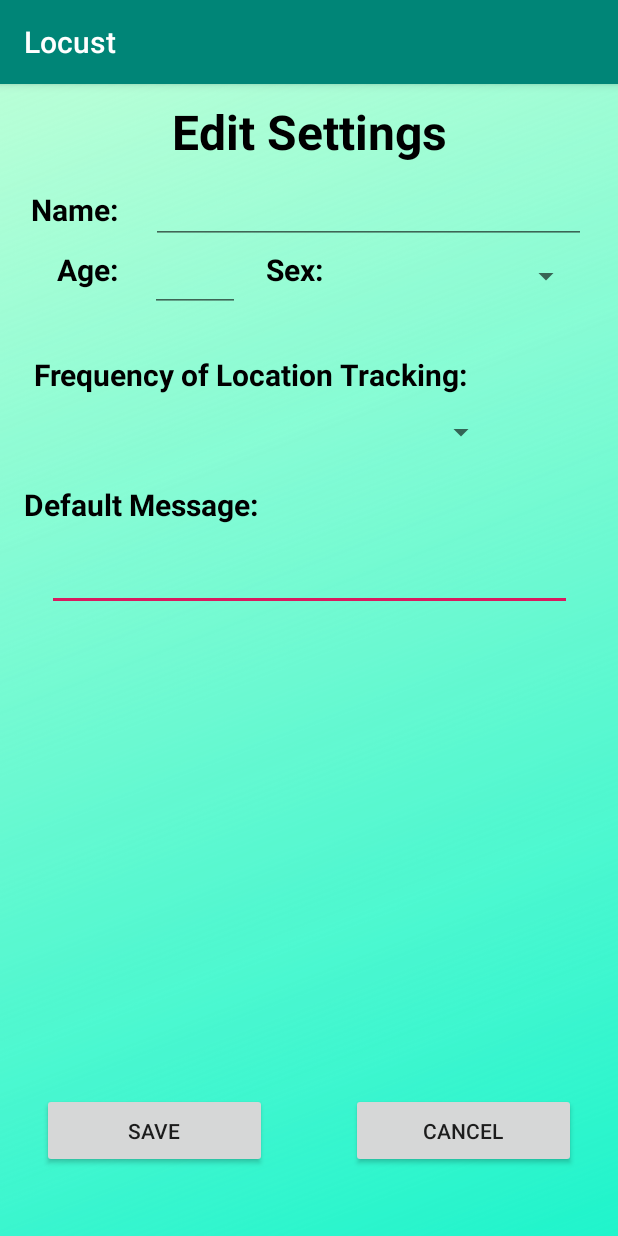
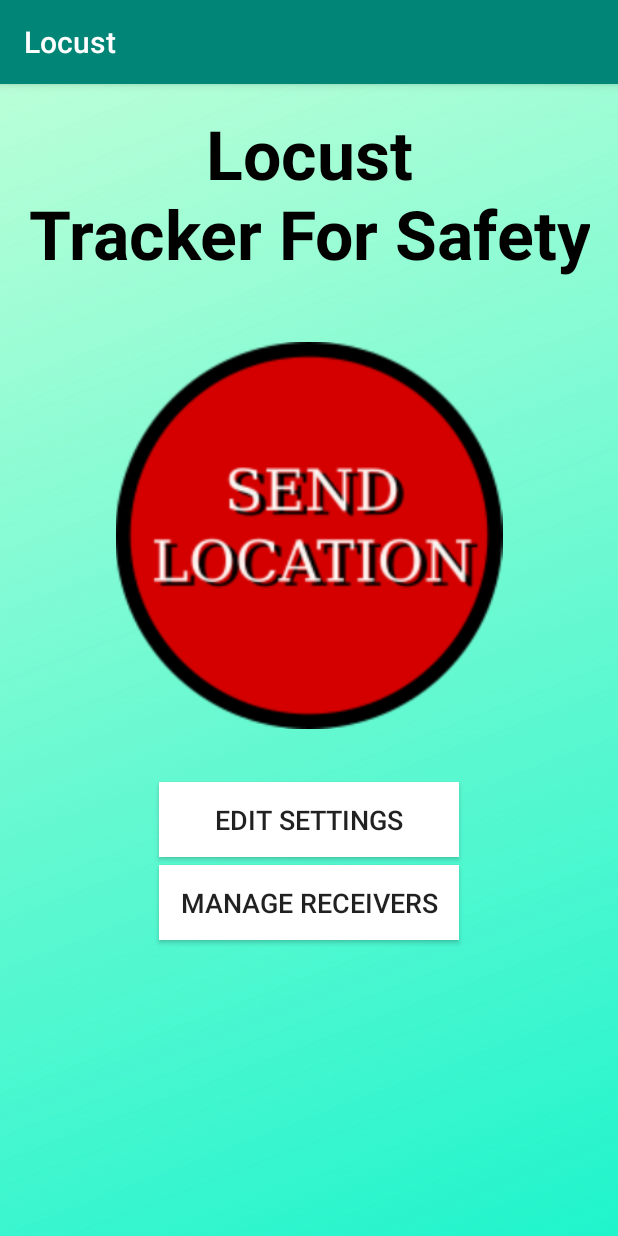
Before and after one commit to manologhernandez/LOCUST, an Android app: the EditSettingsActivity screen opened directly, with no data from a screen before it, after a tap on "CANCEL", on a phone screen of 412 x 824 dp. Run offline under Robolectric (Android 15) with nearby library versions, the phone set to English and light mode, and no system bars; libraries missing offline, so code that uses them is left out: org.json.simple; 1 statement that could not run was skipped.

Commit message:
Edit Settings Works

```diff
--- a/app/src/main/java/com/example/cs192sprint1/EditSettingsActivity.java
+++ b/app/src/main/java/com/example/cs192sprint1/EditSettingsActivity.java
@@ -27,6 +27,10 @@ import android.widget.Toast;
 import androidx.appcompat.app.AppCompatActivity;
 
 import org.json.JSONException;
+import org.json.simple.JSONObject;
+import org.json.simple.parser.ParseException;
+
+import java.io.IOException;
 
 public class EditSettingsActivity extends AppCompatActivity implements AdapterView.OnItemSelectedListener {
 
@@ -36,22 +40,48 @@ public class EditSettingsActivity extends AppCompatActivity implements AdapterVi
           setContentView(R.layout.activity_edit_settings);
 
           final Spinner sexArray = findViewById(R.id.editSettingsInputSex);
-          ArrayAdapter<CharSequence> adapter = ArrayAdapter.createFromResource(this, R.array.sex, android.R.layout.simple_spinner_item);
-          adapter.setDropDownViewResource(android.R.layout.simple_spinner_dropdown_item);
-          sexArray.setAdapter(adapter);
-          sexArray.setOnItemSelectedListener(this);
-
           final Spinner freqArray = findViewById(R.id.editSettingsInputFreq);
-          ArrayAdapter<CharSequence> adapter2 = ArrayAdapter.createFromResource(this, R.array.freq, android.R.layout.simple_spinner_item);
-          adapter2.setDropDownViewResource(android.R.layout.simple_spinner_dropdown_item);
-          freqArray.setAdapter(adapter2);
-          freqArray.setOnItemSelectedListener(this);
-
           final EditText name = findViewById(R.id.editSettingsInputName);
           final EditText age = findViewById(R.id.editSettingsInputAge);
           final EditText defaultMsg = findViewById(R.id.editTextInputDefMes);
+          final Button cancelBtn = findViewById(R.id.editSettingsCancel);
+          final Button saveBtn = findViewById(R.id.editSettingsSave);
+          ArrayAdapter<CharSequence> sexAdapter;
+          ArrayAdapter<CharSequence> freqAdapter;
+          final Settings s = new Settings(getApplicationContext());
+          JSONObject currentSettings;
+          int spinnerPos1, spinnerPos2;
 
-          Button cancelBtn = findViewById(R.id.editSettingsCancel);
+          sexAdapter = ArrayAdapter.createFromResource(this, R.array.sex, android.R.layout.simple_spinner_item);
+          sexAdapter.setDropDownViewResource(android.R.layout.simple_spinner_dropdown_item);
+          sexArray.setAdapter(sexAdapter);
+          sexArray.setOnItemSelectedListener(this);
+
+          freqAdapter = ArrayAdapter.createFromResource(this, R.array.freq, android.R.layout.simple_spinner_item);
+          freqAdapter.setDropDownViewResource(android.R.layout.simple_spinner_dropdown_item);
+          freqArray.setAdapter(freqAdapter);
+          freqArray.setOnItemSelectedListener(this);
+
+          //Auto-populate with current settings
+
+          if(s.exists()){
+               try {
+                    currentSettings = s.readSettings();
+                    name.setText(currentSettings.get("Name").toString());
+                    age.setText(currentSettings.get("Age").toString());
+                    defaultMsg.setText(currentSettings.get("Default Message").toString());
+                    spinnerPos1 = sexAdapter.getPosition(currentSettings.get("Sex").toString());
+                    sexArray.setSelection(spinnerPos1);
+                    spinnerPos2 = freqAdapter.getPosition(currentSettings.get("Location Frequency").toString());
+                    freqArray.setSelection(spinnerPos2);
+               } catch (ParseException e) {
+                    e.printStackTrace();
+               } catch (IOException e) {
+                    e.printStackTrace();
+               }
+
+          }
+
           cancelBtn.setOnClickListener(new View.OnClickListener() {
                /*
                Method Name: onClick
@@ -63,14 +93,10 @@ public class EditSettingsActivity extends AppCompatActivity implements AdapterVi
                 */
                @Override
                public void onClick(View v) {
-//                    Intent goBackToMain = new Intent(getApplicationContext(), MainMenuActivity.class);
-//                    startActivity(goBackToMain);
-                    Settings s = new Settings(getApplicationContext());
-                    s.readSettings();
+                    Intent goBackToMain = new Intent(getApplicationContext(), MainMenuActivity.class);
+                    startActivity(goBackToMain);
                }
           });
-
-          Button saveBtn = findViewById(R.id.editSettingsSave);
           saveBtn.setOnClickListener(new View.OnClickListener() {
                @Override
                public void onClick(View v) {
@@ -84,7 +110,6 @@ public class EditSettingsActivity extends AppCompatActivity implements AdapterVi
                          Toast.makeText(getApplicationContext(), "Missing input fields", Toast.LENGTH_SHORT).show();
                     }else{
                          int userAge = Integer.parseInt(inputAge);
-                         Settings s = new Settings(getApplicationContext());
                          try {
                               s.saveSettings(userName, userAge, userSex, userFreq, userDefaultMsg);
                          } catch (JSONException e) {
@@ -114,4 +139,6 @@ public class EditSettingsActivity extends AppCompatActivity implements AdapterVi
      public void onNothingSelected(AdapterView<?> parent) {
 
      }
+
+
 }
--- a/app/src/main/java/com/example/cs192sprint1/Settings.java
+++ b/app/src/main/java/com/example/cs192sprint1/Settings.java
@@ -14,45 +14,25 @@ Code History
 package com.example.cs192sprint1;
 
 import android.content.Context;
-import android.os.Build;
 import android.util.Log;
-import android.widget.Toast;
-
-import androidx.annotation.RequiresApi;
 import androidx.appcompat.app.AppCompatActivity;
-
 import org.json.JSONException;
 import org.json.simple.JSONObject;
 import org.json.simple.parser.JSONParser;
 import org.json.simple.parser.ParseException;
-
-import java.io.BufferedWriter;
 import java.io.File;
-import java.io.FileNotFoundException;
 import java.io.FileReader;
 import java.io.FileWriter;
 import java.io.IOException;
-import java.io.PrintWriter;
-import java.nio.file.Files;
-import java.nio.file.Paths;
 
 public class Settings extends AppCompatActivity {
-     String userName;
-     String userSex;
-     String locationFreq;
-     String userDefmsg;
-     int userAge;
      String filename;
      String filepath;
      String baseDir;
      Context c;
 
      public Settings(Context c){
-//          this.userName = name;
-//          this.userSex = sex;
-//          this.userAge = age;
-//          this.locationFreq = freq;
-//          this.userDefmsg = defMsg;
+
           this.c = c;
           this.baseDir = c.getApplicationInfo().dataDir;
           this.filename = "userSettings.json";
@@ -79,18 +59,18 @@ public class Settings extends AppCompatActivity {
           }
      }
 
-     public void readSettings(){
-          try{
-               FileReader fr = new FileReader(filepath);
-               JSONParser jsonParser = new JSONParser();
-               JSONObject obj = (JSONObject) jsonParser.parse(fr);
-               System.out.println(obj);
-          }catch (FileNotFoundException e) {
-               e.printStackTrace();
-          } catch (ParseException e) {
-               e.printStackTrace();
-          } catch (IOException e) {
-               e.printStackTrace();
-          }
+     public JSONObject readSettings() throws ParseException, IOException {
+          FileReader fr = new FileReader(filepath);
+          JSONParser jsonParser = new JSONParser();
+          JSONObject obj = (JSONObject) jsonParser.parse(fr);
+          fr.close();
+          return obj;
+     }
+
+     public boolean exists(){
+          File temp = new File(filepath);
+          boolean exists = temp.exists();
+          boolean isFile = temp.isFile();
+          return (exists && isFile);
      }
 }
--- a/app/src/main/res/layout/activity_edit_settings.xml
+++ b/app/src/main/res/layout/activity_edit_settings.xml
@@ -106,6 +106,7 @@
         android:inputType="textPersonName"
         android:textSize="16sp"
         app:layout_constraintEnd_toEndOf="parent"
+        app:layout_constraintHorizontal_bias="0.49"
         app:layout_constraintStart_toEndOf="@+id/editSettingsName"
         app:layout_constraintTop_toBottomOf="@+id/editSettingsTitle" />
 
```
